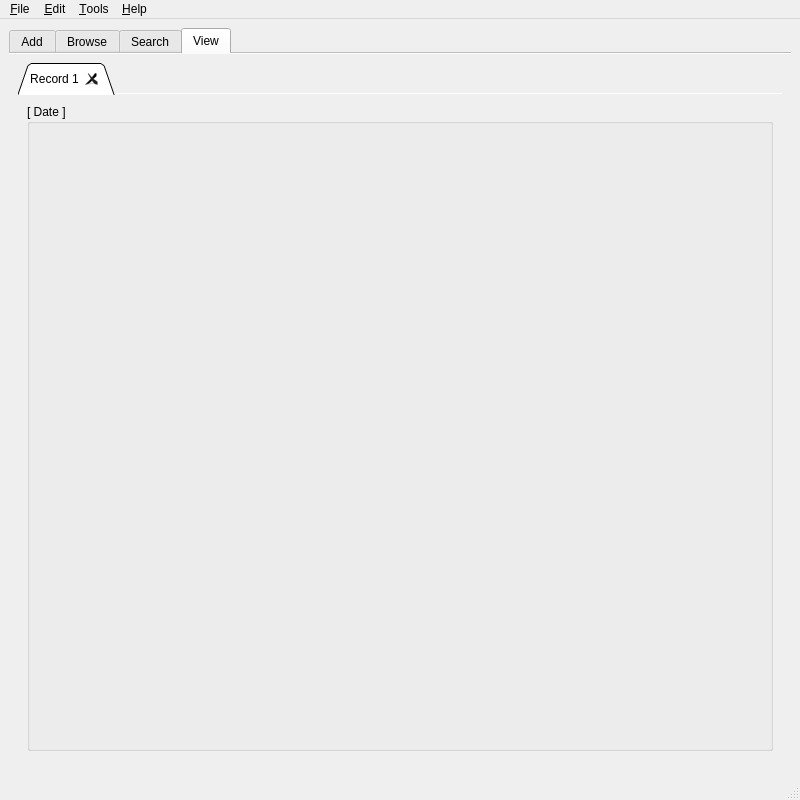
The window that src/gui/herpapp.ui (GekkoFyre/HerpLog) describes before a commit, drawn with Qt 5.
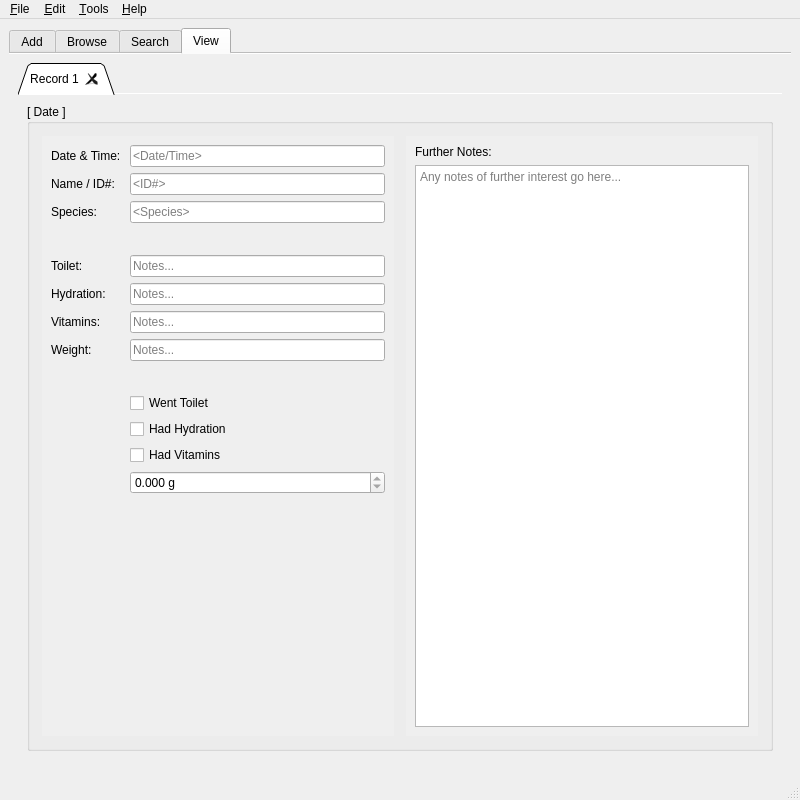
The same window after the commit. The open tabs and pages were chosen to show the change.

Commit message: * Updated the main interface so that you can now view records, although the backend has yet to be programmed.

Patch:
```diff
--- a/src/gui/herpapp.ui
+++ b/src/gui/herpapp.ui
@@ -601,6 +601,299 @@
               <property name="title">
                <string>[ Date ]</string>
               </property>
+              <layout class="QHBoxLayout" name="horizontalLayout_4">
+               <item>
+                <widget class="QFrame" name="frame_view_records_left">
+                 <property name="frameShape">
+                  <enum>QFrame::NoFrame</enum>
+                 </property>
+                 <property name="frameShadow">
+                  <enum>QFrame::Raised</enum>
+                 </property>
+                 <layout class="QVBoxLayout" name="verticalLayout_15">
+                  <property name="leftMargin">
+                   <number>3</number>
+                  </property>
+                  <property name="topMargin">
+                   <number>3</number>
+                  </property>
+                  <property name="rightMargin">
+                   <number>3</number>
+                  </property>
+                  <property name="bottomMargin">
+                   <number>3</number>
+                  </property>
+                  <item>
+                   <widget class="QScrollArea" name="scrollArea_view_records_left">
+                    <property name="frameShape">
+                     <enum>QFrame::NoFrame</enum>
+                    </property>
+                    <property name="widgetResizable">
+                     <bool>true</bool>
+                    </property>
+                    <widget class="QWidget" name="scrollAreaWidgetContents_records_left">
+                     <property name="geometry">
+                      <rect>
+                       <x>0</x>
+                       <y>0</y>
+                       <width>352</width>
+                       <height>597</height>
+                      </rect>
+                     </property>
+                     <layout class="QFormLayout" name="formLayout_2">
+                      <item row="0" column="0">
+                       <widget class="QLabel" name="label_records_dateTime_notes">
+                        <property name="text">
+                         <string>Date &amp; Time: </string>
+                        </property>
+                       </widget>
+                      </item>
+                      <item row="0" column="1">
+                       <widget class="QLineEdit" name="lineEdit_records_dateTime_notes">
+                        <property name="readOnly">
+                         <bool>true</bool>
+                        </property>
+                        <property name="placeholderText">
+                         <string>&lt;Date/Time&gt;</string>
+                        </property>
+                       </widget>
+                      </item>
+                      <item row="1" column="0">
+                       <widget class="QLabel" name="label_records_id_notes">
+                        <property name="text">
+                         <string>Name / ID#: </string>
+                        </property>
+                       </widget>
+                      </item>
+                      <item row="1" column="1">
+                       <widget class="QLineEdit" name="lineEdit_records_id_notes">
+                        <property name="readOnly">
+                         <bool>true</bool>
+                        </property>
+                        <property name="placeholderText">
+                         <string>&lt;ID#&gt;</string>
+                        </property>
+                       </widget>
+                      </item>
+                      <item row="2" column="0">
+                       <widget class="QLabel" name="label_records_species_notes">
+                        <property name="text">
+                         <string>Species: </string>
+                        </property>
+                       </widget>
+                      </item>
+                      <item row="2" column="1">
+                       <widget class="QLineEdit" name="lineEdit_records_species_notes">
+                        <property name="readOnly">
+                         <bool>true</bool>
+                        </property>
+                        <property name="placeholderText">
+                         <string>&lt;Species&gt;</string>
+                        </property>
+                       </widget>
+                      </item>
+                      <item row="3" column="1">
+                       <spacer name="horizontalSpacer_5">
+                        <property name="orientation">
+                         <enum>Qt::Horizontal</enum>
+                        </property>
+                        <property name="sizeHint" stdset="0">
+                         <size>
+                          <width>40</width>
+                          <height>20</height>
+                         </size>
+                        </property>
+                       </spacer>
+                      </item>
+                      <item row="4" column="0">
+                       <widget class="QLabel" name="label_records_toilet_notes">
+                        <property name="text">
+                         <string>Toilet: </string>
+                        </property>
+                       </widget>
+                      </item>
+                      <item row="4" column="1">
+                       <widget class="QLineEdit" name="lineEdit_records_toilet_notes">
+                        <property name="readOnly">
+                         <bool>true</bool>
+                        </property>
+                        <property name="placeholderText">
+                         <string>Notes...</string>
+                        </property>
+                       </widget>
+                      </item>
+                      <item row="5" column="0">
+                       <widget class="QLabel" name="label_records_hydration_notes">
+                        <property name="text">
+                         <string>Hydration: </string>
+                        </property>
+                       </widget>
+                      </item>
+                      <item row="5" column="1">
+                       <widget class="QLineEdit" name="lineEdit_records_hydration_notes">
+                        <property name="readOnly">
+                         <bool>true</bool>
+                        </property>
+                        <property name="placeholderText">
+                         <string>Notes...</string>
+                        </property>
+                       </widget>
+                      </item>
+                      <item row="6" column="0">
+                       <widget class="QLabel" name="label_records_vitamins_notes">
+                        <property name="text">
+                         <string>Vitamins: </string>
+                        </property>
+                       </widget>
+                      </item>
+                      <item row="6" column="1">
+                       <widget class="QLineEdit" name="lineEdit_records_vitamins_notes">
+                        <property name="readOnly">
+                         <bool>true</bool>
+                        </property>
+                        <property name="placeholderText">
+                         <string>Notes...</string>
+                        </property>
+                       </widget>
+                      </item>
+                      <item row="7" column="0">
+                       <widget class="QLabel" name="label_records_weight_notes">
+                        <property name="text">
+                         <string>Weight: </string>
+                        </property>
+                       </widget>
+                      </item>
+                      <item row="7" column="1">
+                       <widget class="QLineEdit" name="lineEdit_records_weight_notes">
+                        <property name="readOnly">
+                         <bool>true</bool>
+                        </property>
+                        <property name="placeholderText">
+                         <string>Notes...</string>
+                        </property>
+                       </widget>
+                      </item>
+                      <item row="8" column="1">
+                       <spacer name="horizontalSpacer_6">
+                        <property name="orientation">
+                         <enum>Qt::Horizontal</enum>
+                        </property>
+                        <property name="sizeHint" stdset="0">
+                         <size>
+                          <width>40</width>
+                          <height>20</height>
+                         </size>
+                        </property>
+                       </spacer>
+                      </item>
+                      <item row="9" column="1">
+                       <widget class="QCheckBox" name="checkBox_records_went_toilet">
+                        <property name="text">
+                         <string>Went Toilet</string>
+                        </property>
+                       </widget>
+                      </item>
+                      <item row="10" column="1">
+                       <widget class="QCheckBox" name="checkBox_records_had_hydration">
+                        <property name="text">
+                         <string>Had Hydration</string>
+                        </property>
+                       </widget>
+                      </item>
+                      <item row="11" column="1">
+                       <widget class="QCheckBox" name="checkBox_records_had_vitamins">
+                        <property name="text">
+                         <string>Had Vitamins</string>
+                        </property>
+                       </widget>
+                      </item>
+                      <item row="12" column="1">
+                       <widget class="QDoubleSpinBox" name="doubleSpinBox">
+                        <property name="readOnly">
+                         <bool>true</bool>
+                        </property>
+                        <property name="suffix">
+                         <string> g</string>
+                        </property>
+                        <property name="decimals">
+                         <number>3</number>
+                        </property>
+                        <property name="maximum">
+                         <double>50000.000000000000000</double>
+                        </property>
+                       </widget>
+                      </item>
+                     </layout>
+                    </widget>
+                   </widget>
+                  </item>
+                 </layout>
+                </widget>
+               </item>
+               <item>
+                <widget class="QFrame" name="frame_view_records_right">
+                 <property name="frameShape">
+                  <enum>QFrame::NoFrame</enum>
+                 </property>
+                 <property name="frameShadow">
+                  <enum>QFrame::Raised</enum>
+                 </property>
+                 <layout class="QVBoxLayout" name="verticalLayout_16">
+                  <property name="leftMargin">
+                   <number>3</number>
+                  </property>
+                  <property name="topMargin">
+                   <number>3</number>
+                  </property>
+                  <property name="rightMargin">
+                   <number>3</number>
+                  </property>
+                  <property name="bottomMargin">
+                   <number>3</number>
+                  </property>
+                  <item>
+                   <widget class="QScrollArea" name="scrollArea_view_records_right">
+                    <property name="frameShape">
+                     <enum>QFrame::NoFrame</enum>
+                    </property>
+                    <property name="widgetResizable">
+                     <bool>true</bool>
+                    </property>
+                    <widget class="QWidget" name="scrollAreaWidgetContents_records_right">
+                     <property name="geometry">
+                      <rect>
+                       <x>0</x>
+                       <y>0</y>
+                       <width>352</width>
+                       <height>597</height>
+                      </rect>
+                     </property>
+                     <layout class="QVBoxLayout" name="verticalLayout_17">
+                      <item>
+                       <widget class="QLabel" name="label_records_further_notes">
+                        <property name="text">
+                         <string>Further Notes: </string>
+                        </property>
+                       </widget>
+                      </item>
+                      <item>
+                       <widget class="QPlainTextEdit" name="plainTextEdit_records_further_notes">
+                        <property name="readOnly">
+                         <bool>true</bool>
+                        </property>
+                        <property name="placeholderText">
+                         <string>Any notes of further interest go here...</string>
+                        </property>
+                       </widget>
+                      </item>
+                     </layout>
+                    </widget>
+                   </widget>
+                  </item>
+                 </layout>
+                </widget>
+               </item>
+              </layout>
              </widget>
             </item>
            </layout>
```
Left out of the diff: 2 changed lines with no effect on the pictures.
